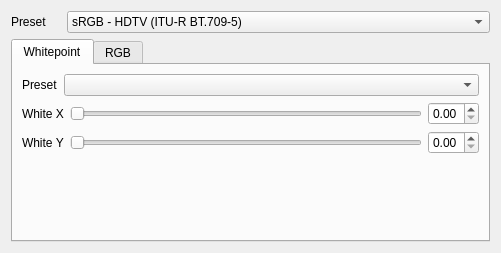
Old version of the form qtgui/colorspace.ui in the repository sungsoo/luxrender-lux.
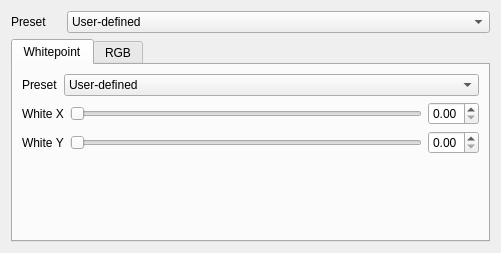
New version of the form.

Commit message: Emphasize if user has changed presets in colorspace and tonemap_linear freewheeling

What changed in the file:
```diff
--- a/qtgui/colorspace.ui
+++ b/qtgui/colorspace.ui
@@ -34,6 +34,11 @@
        <property name="toolTip">
         <string>Select ColorSpace Preset</string>
        </property>
+       <item>
+        <property name="text">
+         <string>User-defined</string>
+        </property>
+       </item>
        <item>
         <property name="text">
          <string>sRGB - HDTV (ITU-R BT.709-5)</string>
@@ -111,7 +116,7 @@
              </property>
              <item>
               <property name="text">
-               <string/>
+               <string>User-defined</string>
               </property>
              </item>
              <item>
```
The commit also changes 2 other files.
